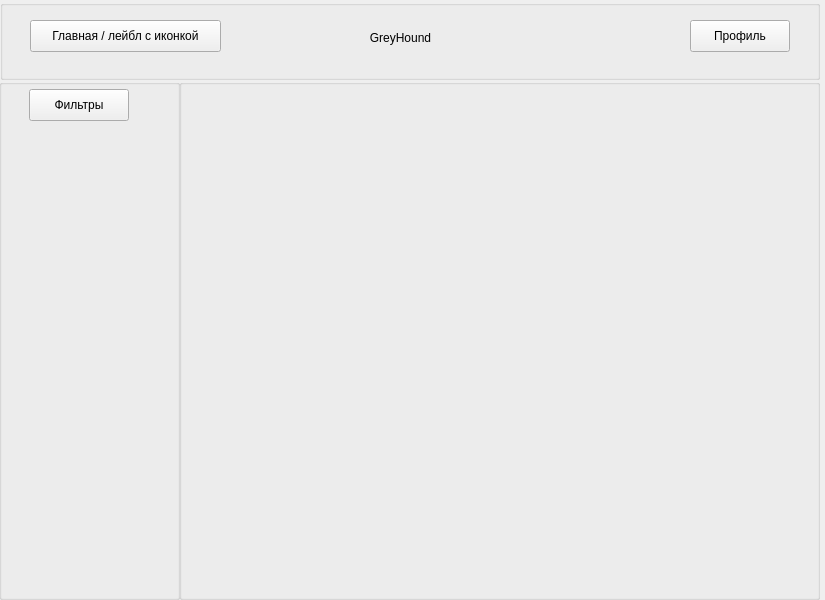
Old version of the form GreyHound/mainwindow.ui in the repository ProteusP/GreyHound-hiring-desktop-app.
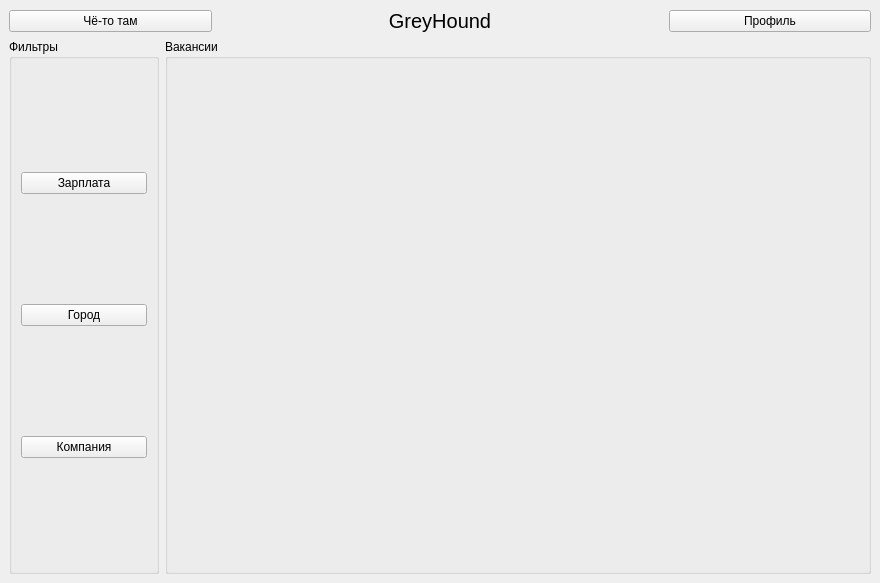
New version of the form.

Commit message: add posting vacancies

```diff
--- a/GreyHound/mainwindow.ui
+++ b/GreyHound/mainwindow.ui
@@ -6,34 +6,49 @@
    <rect>
     <x>0</x>
     <y>0</y>
-    <width>825</width>
-    <height>600</height>
+    <width>880</width>
+    <height>583</height>
    </rect>
   </property>
   <property name="windowTitle">
    <string>MainWindow</string>
   </property>
   <widget class="QWidget" name="centralwidget">
-   <widget class="QGroupBox" name="topsideBox">
-    <property name="geometry">
-     <rect>
-      <x>0</x>
-      <y>0</y>
-      <width>820</width>
-      <height>80</height>
-     </rect>
-    </property>
-    <property name="title">
-     <string/>
-    </property>
-    <widget class="QLabel" name="titleLabel">
-     <property name="geometry">
-      <rect>
-       <x>310</x>
-       <y>30</y>
-       <width>181</width>
-       <height>16</height>
-      </rect>
+   <layout class="QGridLayout" name="gridLayout_2">
+    <item row="0" column="0" colspan="2">
+     <layout class="QHBoxLayout" name="horizontalLayout" stretch="2,1,2,1,2">
+      <property name="spacing">
+       <number>26</number>
+      </property>
+      <property name="sizeConstraint">
+       <enum>QLayout::SizeConstraint::SetDefaultConstraint</enum>
+      </property>
+      <item>
+       <widget class="QPushButton" name="xuinyaPB">
+        <property name="text">
+         <string>Чё-то там</string>
+        </property>
+       </widget>
+      </item>
+      <item>
+       <spacer name="horizontalSpacer">
+        <property name="orientation">
+         <enum>Qt::Orientation::Horizontal</enum>
+        </property>
+        <property name="sizeHint" stdset="0">
+         <size>
+          <width>40</width>
+          <height>20</height>
+         </size>
+        </property>
+       </spacer>
+      </item>
+      <item>
+       <widget class="QLabel" name="labelProgramm">
+        <property name="font">
+         <font>
+          <pointsize>15</pointsize>
+         </font>
      </property>
      <property name="text">
       <string>GreyHound</string>
@@ -42,72 +57,99 @@
       <set>Qt::AlignmentFlag::AlignCenter</set>
      </property>
     </widget>
-    <widget class="QPushButton" name="homePB">
-     <property name="geometry">
-      <rect>
-       <x>30</x>
-       <y>20</y>
-       <width>191</width>
-       <height>32</height>
-      </rect>
-     </property>
-     <property name="text">
-      <string>Главная / лейбл с иконкой</string>
-     </property>
-    </widget>
+      </item>
+      <item>
+       <spacer name="horizontalSpacer_2">
+        <property name="orientation">
+         <enum>Qt::Orientation::Horizontal</enum>
+        </property>
+        <property name="sizeHint" stdset="0">
+         <size>
+          <width>40</width>
+          <height>20</height>
+         </size>
+        </property>
+       </spacer>
+      </item>
+      <item>
     <widget class="QPushButton" name="profilePB">
-     <property name="geometry">
-      <rect>
-       <x>690</x>
-       <y>20</y>
-       <width>100</width>
-       <height>32</height>
-      </rect>
-     </property>
      <property name="text">
       <string>Профиль</string>
      </property>
     </widget>
-   </widget>
-   <widget class="QGroupBox" name="leftsideBox">
-    <property name="geometry">
-     <rect>
-      <x>-1</x>
-      <y>79</y>
-      <width>181</width>
-      <height>521</height>
-     </rect>
+      </item>
+     </layout>
+    </item>
+    <item row="1" column="1">
+     <layout class="QVBoxLayout" name="verticalLayout_2">
+      <item>
+       <widget class="QGroupBox" name="groupBoxVacancies">
+        <property name="sizePolicy">
+         <sizepolicy hsizetype="Expanding" vsizetype="Expanding">
+          <horstretch>0</horstretch>
+          <verstretch>100</verstretch>
+         </sizepolicy>
+        </property>
+        <property name="minimumSize">
+         <size>
+          <width>250</width>
+          <height>200</height>
+         </size>
+        </property>
+        <property name="title">
+         <string>Вакансии</string>
+        </property>
+       </widget>
+      </item>
+     </layout>
+    </item>
+    <item row="1" column="0">
+     <layout class="QVBoxLayout" name="verticalLayout">
+      <item>
+       <widget class="QGroupBox" name="groupBox">
+        <property name="sizePolicy">
+         <sizepolicy hsizetype="Preferred" vsizetype="Preferred">
+          <horstretch>0</horstretch>
+          <verstretch>0</verstretch>
+         </sizepolicy>
+        </property>
+        <property name="minimumSize">
+         <size>
+          <width>150</width>
+          <height>0</height>
+         </size>
     </property>
     <property name="title">
-     <string/>
-    </property>
-    <widget class="QPushButton" name="filtersPB">
-     <property name="geometry">
-      <rect>
-       <x>30</x>
-       <y>10</y>
-       <width>100</width>
-       <height>32</height>
-      </rect>
-     </property>
-     <property name="text">
       <string>Фильтры</string>
      </property>
-    </widget>
-   </widget>
-   <widget class="QGroupBox" name="mainBox">
-    <property name="geometry">
-     <rect>
-      <x>179</x>
-      <y>79</y>
-      <width>641</width>
-      <height>521</height>
-     </rect>
-    </property>
-    <property name="title">
-     <string/>
-    </property>
-   </widget>
+        <layout class="QVBoxLayout" name="verticalLayout_3">
+         <item>
+          <widget class="QPushButton" name="filterSalary">
+           <property name="text">
+            <string>Зарплата</string>
+           </property>
+          </widget>
+         </item>
+         <item>
+          <widget class="QPushButton" name="filterCity">
+           <property name="text">
+            <string>Город</string>
+           </property>
+          </widget>
+         </item>
+         <item>
+          <widget class="QPushButton" name="filterCompany">
+           <property name="text">
+            <string>Компания</string>
+           </property>
+          </widget>
+         </item>
+        </layout>
+       </widget>
+      </item>
+     </layout>
+    </item>
+   </layout>
   </widget>
  </widget>
  <resources/>
```
Lines whose indentation alone changed are shown as unchanged. The commit also changes 6 other files.
